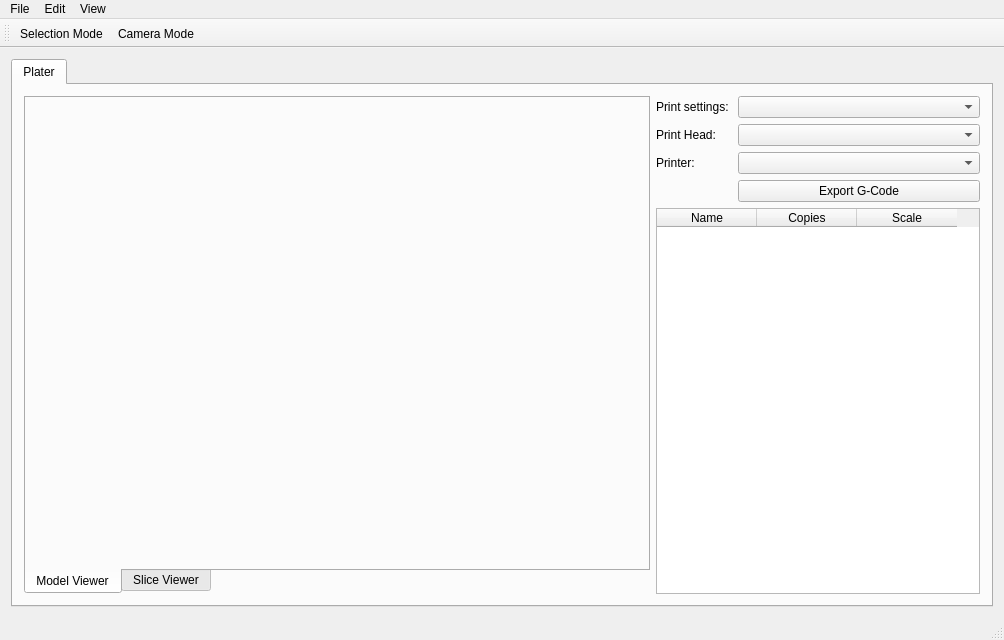
Before: the Qt Designer form designer_files/Versa3dMainWindow.ui in Multi-Scale-Additive-Manufacturing-Lab/Versa3dPython, drawn with Qt 5.
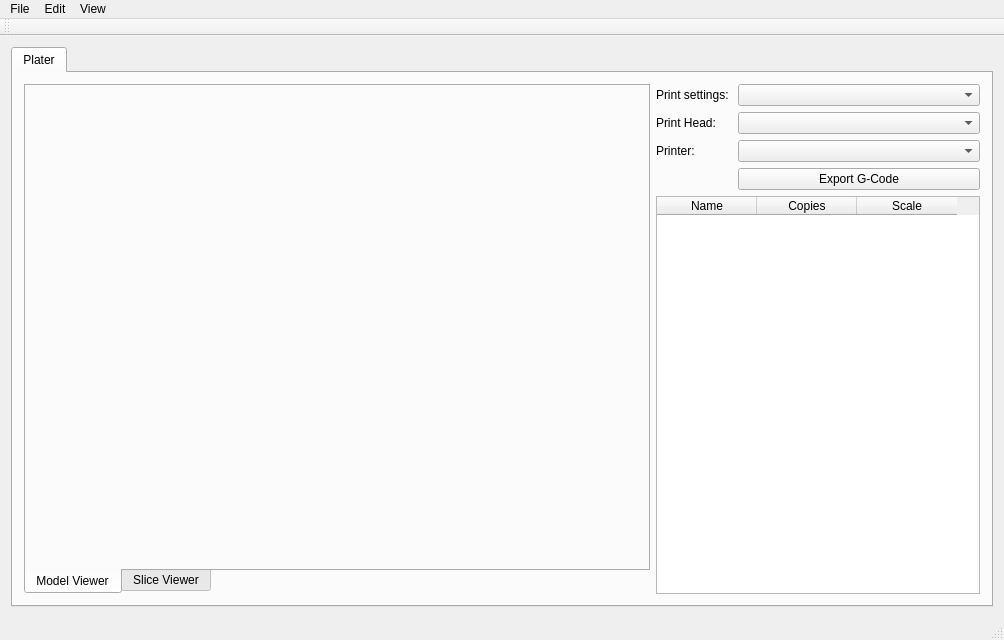
After: the same form once the commit is applied. Custom widgets are drawn as their Qt base class.

What changed in the file:
```diff
--- a/designer_files/Versa3dMainWindow.ui
+++ b/designer_files/Versa3dMainWindow.ui
@@ -256,8 +256,6 @@
    <attribute name="toolBarBreak">
     <bool>false</bool>
    </attribute>
-   <addaction name="actionSelection_Mode"/>
-   <addaction name="actionCamera_Mode"/>
   </widget>
   <widget class="QStatusBar" name="statusBar"/>
   <action name="actionImport_STL">
```
Left out of the diff: 6 changed lines with no effect on the pictures.
